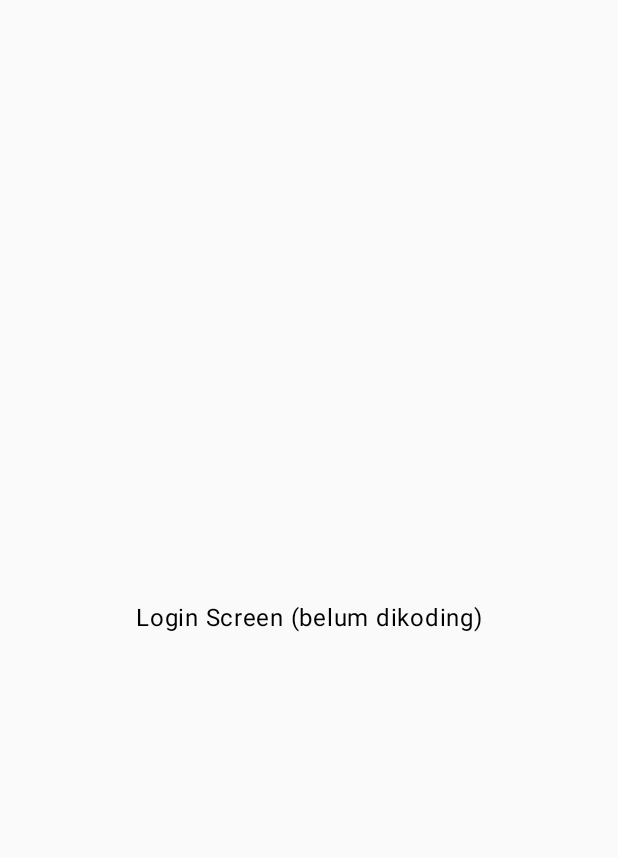
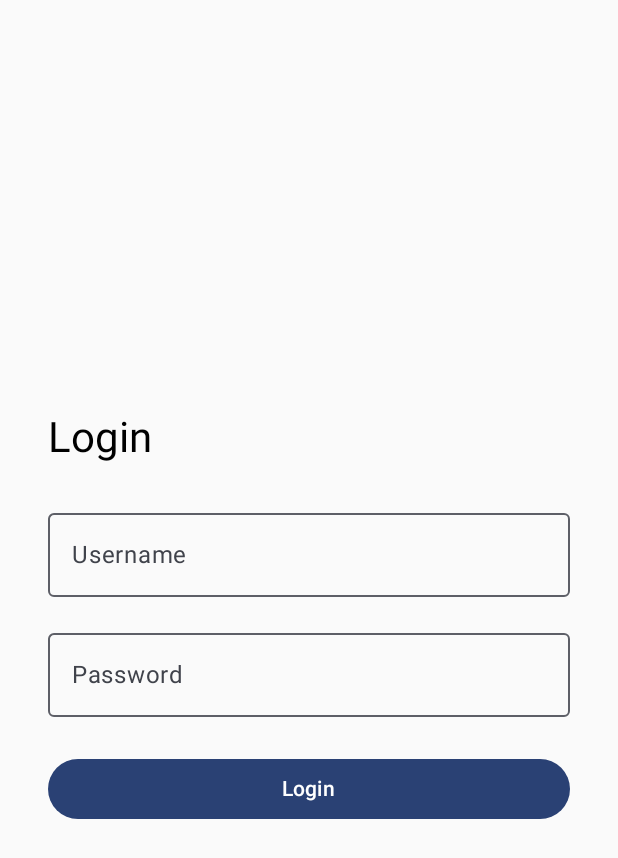
Before and after one commit to fauuzann/fauzanabdillah_vsga_jmp, an Android app built with Jetpack Compose: the screen it shows after launch (MainActivity), on a phone screen of 412 x 824 dp. Shown: the top 858 px of the screen. Run offline under Robolectric (Android 15) with nearby library versions, the light colour scheme and no system bars.

Commit message:
Implementasi LoginScreen interaktif dengan validasi login sederhana

```diff
--- a/app/src/main/java/com/fauzana0133/kampuskuvsga/screen/LoginScreen.kt
+++ b/app/src/main/java/com/fauzana0133/kampuskuvsga/screen/LoginScreen.kt
@@ -1,17 +1,74 @@
 package com.fauzana0133.kampuskuvsga.screen
 
 import androidx.compose.foundation.layout.*
-import androidx.compose.material3.Text
-import androidx.compose.runtime.Composable
+import androidx.compose.material3.*
+import androidx.compose.runtime.*
 import androidx.compose.ui.Alignment
 import androidx.compose.ui.Modifier
+import androidx.compose.ui.text.input.PasswordVisualTransformation
+import androidx.compose.ui.unit.dp
+import androidx.navigation.NavController
+import com.fauzana0133.kampuskuvsga.navigation.Screen
 
 @Composable
-fun LoginScreen(navController: androidx.navigation.NavController) {
+fun LoginScreen(navController: NavController) {
+    var username by remember { mutableStateOf("") }
+    var password by remember { mutableStateOf("") }
+    var showError by remember { mutableStateOf(false) }
+
     Box(
-        modifier = Modifier.fillMaxSize(),
+        modifier = Modifier
+            .fillMaxSize()
+            .padding(32.dp),
         contentAlignment = Alignment.Center
     ) {
-        Text("Login Screen (belum dikoding)")
+        Column {
+            Text(text = "Login", style = MaterialTheme.typography.headlineMedium)
+
+            Spacer(modifier = Modifier.height(24.dp))
+
+            OutlinedTextField(
+                value = username,
+                onValueChange = { username = it },
+                label = { Text("Username") },
+                modifier = Modifier.fillMaxWidth()
+            )
+
+            Spacer(modifier = Modifier.height(16.dp))
+
+            OutlinedTextField(
+                value = password,
+                onValueChange = { password = it },
+                label = { Text("Password") },
+                modifier = Modifier.fillMaxWidth(),
+                visualTransformation = PasswordVisualTransformation()
+            )
+
+            Spacer(modifier = Modifier.height(24.dp))
+
+            Button(
+                onClick = {
+                    if (username == "ozan" && password == "1234") {
+                        showError = false
+                        navController.navigate(Screen.Dashboard.route) {
+                            popUpTo(Screen.Login.route) { inclusive = true }
+                        }
+                    } else {
+                        showError = true
+                    }
+                },
+                modifier = Modifier.fillMaxWidth()
+            ) {
+                Text("Login")
+            }
+
+            if (showError) {
+                Spacer(modifier = Modifier.height(8.dp))
+                Text(
+                    text = "Username atau password salah!",
+                    color = MaterialTheme.colorScheme.error
+                )
+            }
+        }
     }
 }
```
